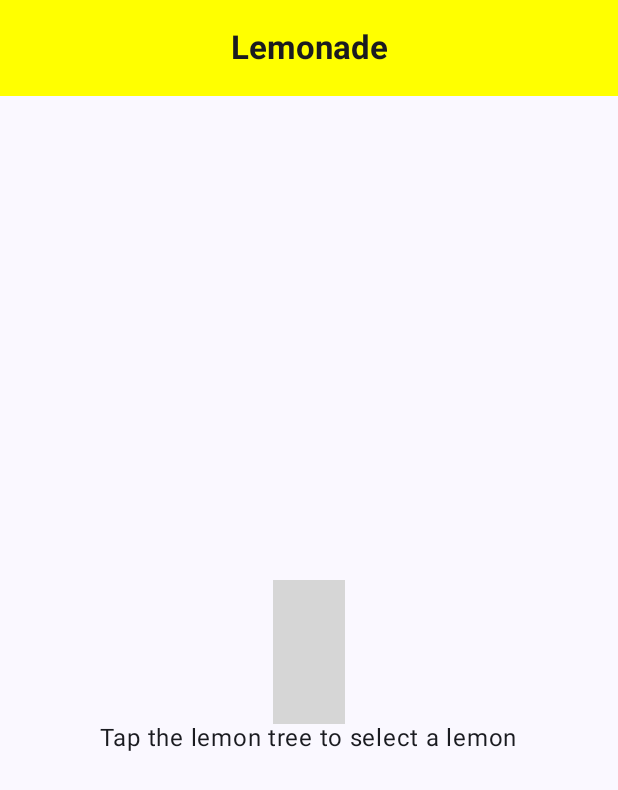
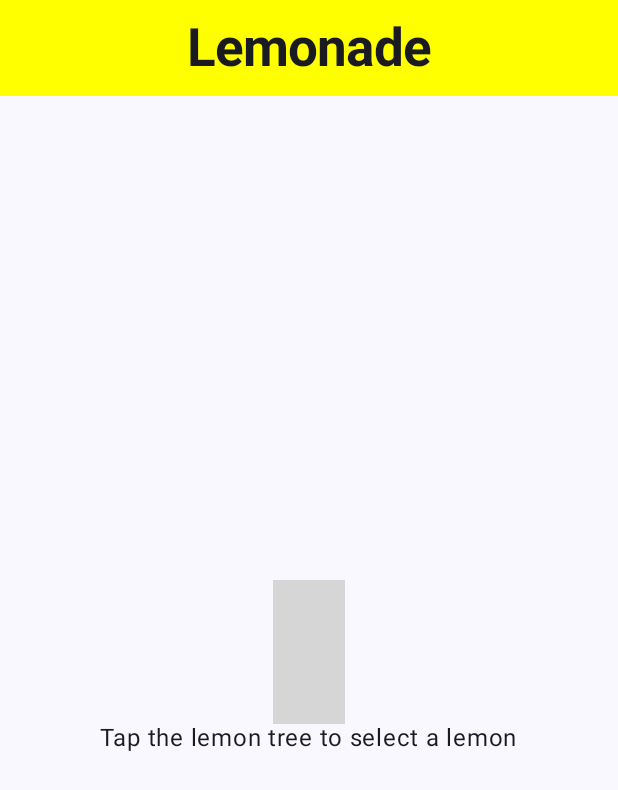
Before and after one commit to NaoUeda12/lemonade-android, an Android app built with Jetpack Compose: the screen it shows after launch (MainActivity), on a phone screen of 412 x 824 dp. Shown: the top 790 px of the screen. Run offline under Robolectric (Android 15) with nearby library versions, the phone set to English and light mode, and no system bars; 2 statements that could not run were skipped; grey boxes are pictures that could not be loaded.

Commit message:
ヘッダーの文字を大きくしました

```diff
--- a/app/src/main/java/com/example/lemonade/MainActivity.kt
+++ b/app/src/main/java/com/example/lemonade/MainActivity.kt
@@ -37,6 +37,7 @@ import androidx.compose.ui.unit.dp
 import androidx.compose.foundation.shape.RoundedCornerShape
 import androidx.compose.runtime.getValue
 import androidx.compose.runtime.setValue
+import androidx.compose.ui.unit.sp
 import com.example.lemonade.ui.theme.LemonadeTheme
 
 class MainActivity : ComponentActivity() {
@@ -63,7 +64,8 @@ fun LemonApp() {
                 title = {
                     Text(
                         text = "Lemonade",
-                        fontWeight = FontWeight.Bold
+                        fontWeight = FontWeight.Bold,
+                        fontSize = 35.sp,
                     )
                 },
                 colors = TopAppBarDefaults.largeTopAppBarColors(
```
